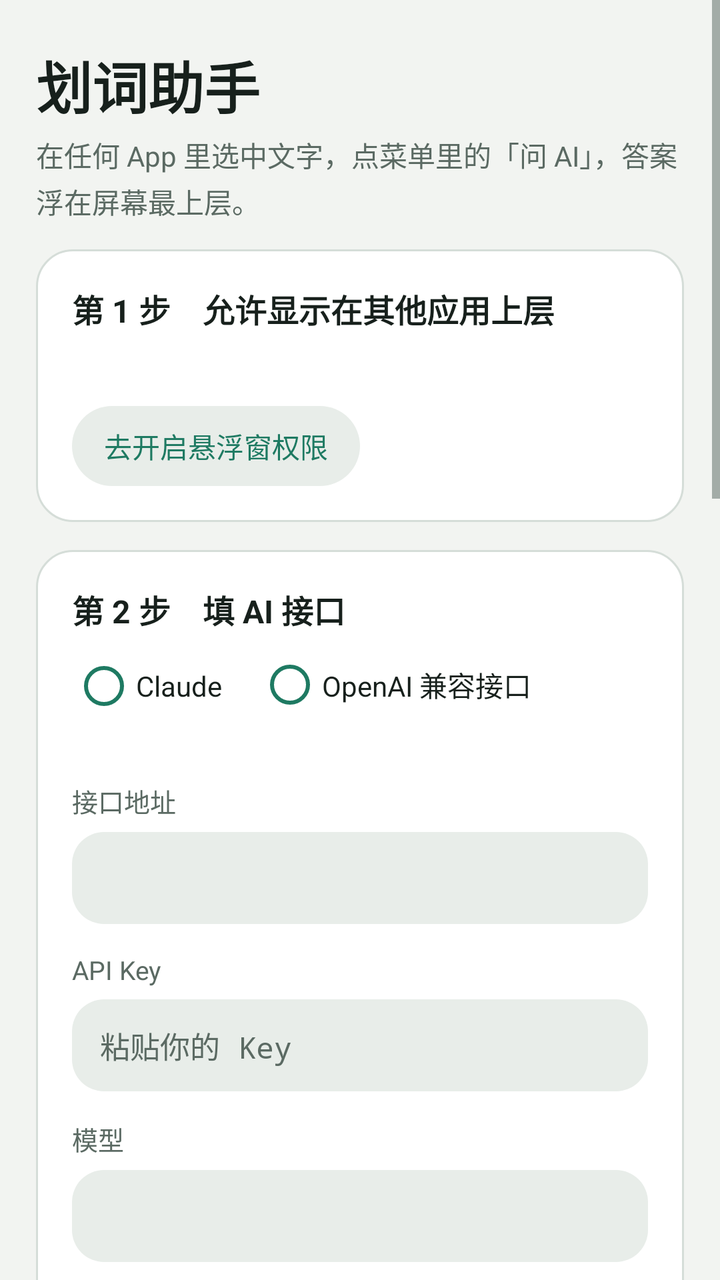
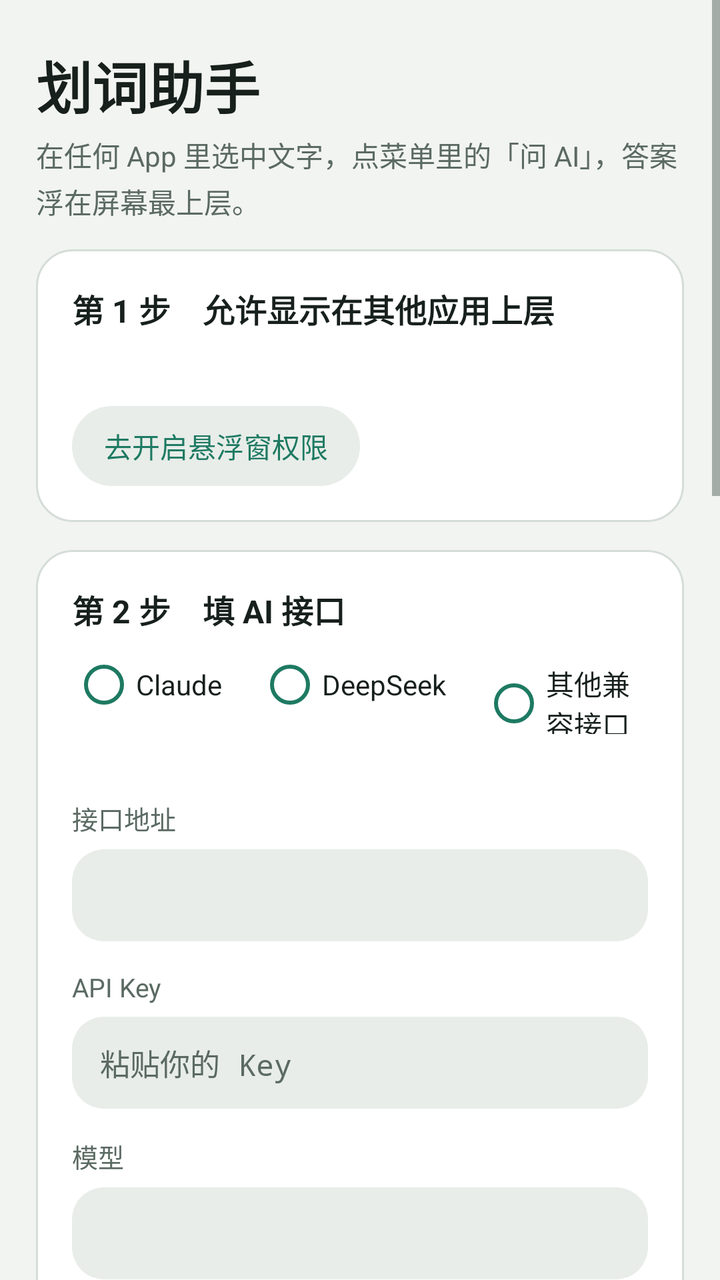

Two renders of the same Android screen: before a commit and after it. Below are the layout's source before the change and the commit's diff.
<!-- AndroidManifest.xml: application theme AppTheme -->
<!-- res/layout/activity_main.xml -->
<?xml version="1.0" encoding="utf-8"?>
<ScrollView xmlns:android="http://schemas.android.com/apk/res/android"
    android:layout_width="match_parent"
    android:layout_height="match_parent"
    android:background="@color/bg"
    android:fillViewport="true">

    <LinearLayout
        android:layout_width="match_parent"
        android:layout_height="wrap_content"
        android:orientation="vertical"
        android:paddingStart="18dp"
        android:paddingTop="22dp"
        android:paddingEnd="18dp"
        android:paddingBottom="32dp">

        <TextView
            android:layout_width="wrap_content"
            android:layout_height="wrap_content"
            android:text="@string/app_name"
            android:textColor="@color/ink"
            android:textSize="28sp"
            android:textStyle="bold" />

        <TextView
            android:layout_width="match_parent"
            android:layout_height="wrap_content"
            android:layout_marginTop="4dp"
            android:lineSpacingExtra="3dp"
            android:text="在任何 App 里选中文字，点菜单里的「问 AI」，答案浮在屏幕最上层。"
            android:textColor="@color/ink_soft"
            android:textSize="14sp" />

        
        <LinearLayout style="@style/Card">

            <TextView
                style="@style/CardTitle"
                android:text="第 1 步　允许显示在其他应用上层" />

            <TextView
                android:id="@+id/permStatus"
                android:layout_width="match_parent"
                android:layout_height="wrap_content"
                android:layout_marginTop="6dp"
                android:lineSpacingExtra="3dp"
                android:textColor="@color/ink_soft"
                android:textSize="14sp" />

            <TextView
                android:id="@+id/btnPerm"
                style="@style/BtnSoft"
                android:layout_marginTop="12dp"
                android:text="去开启悬浮窗权限" />
        </LinearLayout>

        
        <LinearLayout style="@style/Card">

            <TextView
                style="@style/CardTitle"
                android:text="第 2 步　填 AI 接口" />

            <RadioGroup
                android:id="@+id/provider"
                android:layout_width="match_parent"
                android:layout_height="wrap_content"
                android:layout_marginTop="10dp"
                android:orientation="horizontal">

                <RadioButton
                    android:id="@+id/pAnthropic"
                    android:layout_width="wrap_content"
                    android:layout_height="wrap_content"
                    android:layout_marginEnd="18dp"
                    android:buttonTint="@color/accent"
                    android:text="Claude"
                    android:textColor="@color/ink" />

                <RadioButton
                    android:id="@+id/pOpenai"
                    android:layout_width="wrap_content"
                    android:layout_height="wrap_content"
                    android:buttonTint="@color/accent"
                    android:text="OpenAI 兼容接口"
                    android:textColor="@color/ink" />
            </RadioGroup>

            <TextView
                android:id="@+id/providerHint"
                android:layout_width="match_parent"
                android:layout_height="wrap_content"
                android:layout_marginTop="2dp"
                android:lineSpacingExtra="2dp"
                android:textColor="@color/ink_soft"
                android:textSize="12sp" />

            <TextView
                style="@style/FieldLabel"
                android:text="接口地址" />

            <EditText
                android:id="@+id/baseUrl"
                style="@style/Field"
                android:inputType="textUri" />

            <TextView
                style="@style/FieldLabel"
                android:text="API Key" />

            <EditText
                android:id="@+id/apiKey"
                style="@style/Field"
                android:hint="粘贴你的 Key"
                android:inputType="textPassword" />

            <TextView
                style="@style/FieldLabel"
                android:text="模型" />

            <EditText
                android:id="@+id/model"
                style="@style/Field"
                android:inputType="text" />

            <LinearLayout
                android:layout_width="match_parent"
                android:layout_height="wrap_content"
                android:layout_marginTop="14dp"
                android:gravity="center_vertical"
                android:orientation="horizontal">

                <TextView
                    android:id="@+id/btnTest"
                    style="@style/BtnSoft"
                    android:text="测试连接" />

                <TextView
                    android:id="@+id/testResult"
                    android:layout_width="0dp"
                    android:layout_height="wrap_content"
                    android:layout_marginStart="12dp"
                    android:layout_weight="1"
                    android:textColor="@color/ink_soft"
                    android:textSize="13sp" />
            </LinearLayout>
        </LinearLayout>

        
        <LinearLayout style="@style/Card">

            <TextView
                style="@style/CardTitle"
                android:text="第 3 步　预设问题（可改）" />

            <TextView
                android:layout_width="match_parent"
                android:layout_height="wrap_content"
                android:layout_marginTop="6dp"
                android:lineSpacingExtra="3dp"
                android:text="每行一个，格式：按钮名 | 要 AI 做什么。选中的文字会自动附在后面；也可以用 {text} 指定放的位置。"
                android:textColor="@color/ink_soft"
                android:textSize="13sp" />

            <EditText
                android:id="@+id/presets"
                style="@style/Field"
                android:layout_marginTop="10dp"
                android:gravity="top|start"
                android:inputType="textMultiLine"
                android:lineSpacingExtra="4dp"
                android:minLines="6"
                android:singleLine="false"
                android:textSize="14sp" />

            <CheckBox
                android:id="@+id/autoRun"
                android:layout_width="wrap_content"
                android:layout_height="wrap_content"
                android:layout_marginTop="10dp"
                android:buttonTint="@color/accent"
                android:text="选中文字后自动执行第一个预设"
                android:textColor="@color/ink"
                android:textSize="14sp" />

            <TextView
                android:id="@+id/btnResetPresets"
                style="@style/BtnSoft"
                android:layout_marginTop="8dp"
                android:text="恢复默认预设" />
        </LinearLayout>

        <TextView
            android:id="@+id/btnStart"
            style="@style/BtnAccent"
            android:layout_marginTop="20dp"
            android:text="保存并开启悬浮球" />

        <TextView
            android:id="@+id/btnStop"
            style="@style/BtnSoft"
            android:layout_width="match_parent"
            android:layout_marginTop="10dp"
            android:text="关闭悬浮球" />

        
        <LinearLayout style="@style/Card">

            <TextView
                style="@style/CardTitle"
                android:text="怎么用" />

            <TextView
                android:layout_width="match_parent"
                android:layout_height="wrap_content"
                android:layout_marginTop="8dp"
                android:lineSpacingExtra="5dp"
                android:text="• 在浏览器、阅读器、聊天软件里长按选中文字，在弹出的菜单里点「问 AI」（有的机型要先点「⋮ 更多」）。\n• 浮窗出现在屏幕最上层：点预设一键提问，或在底部输入框追问。\n• 按住浮窗顶部可以拖动；点「收起」变回悬浮球，点悬浮球再展开。\n• 微信等不显示「问 AI」的 App：选中后点「分享」→ 划词助手，或先复制，再点浮窗里的「粘贴」。\n• 国产系统（小米、华为、OPPO、vivo）请在设置里允许本 App 后台运行和自启动，否则悬浮球可能被系统清掉。"
                android:textColor="@color/ink_soft"
                android:textSize="14sp" />
        </LinearLayout>
    </LinearLayout>
</ScrollView>
<!-- resources referenced by this layout -->
<resources>
  <color name="accent">#1E7A62</color>
  <color name="bg">#F2F4F1</color>
  <color name="ink">#17201C</color>
  <color name="ink_soft">#5B6A63</color>
  <string name="app_name">划词助手</string>
  <style name="BtnAccent">
          <item name="android:layout_width">match_parent</item>
          <item name="android:layout_height">50dp</item>
          <item name="android:background">@drawable/bg_btn_accent</item>
          <item name="android:gravity">center</item>
          <item name="android:textColor">@color/accent_ink</item>
          <item name="android:textSize">16sp</item>
          <item name="android:textStyle">bold</item>
      </style>
  <style name="BtnSoft">
          <item name="android:layout_width">wrap_content</item>
          <item name="android:layout_height">40dp</item>
          <item name="android:background">@drawable/bg_chip</item>
          <item name="android:gravity">center</item>
          <item name="android:paddingStart">16dp</item>
          <item name="android:paddingEnd">16dp</item>
          <item name="android:textColor">@color/accent</item>
          <item name="android:textSize">14sp</item>
      </style>
  <style name="Card">
          <item name="android:layout_width">match_parent</item>
          <item name="android:layout_height">wrap_content</item>
          <item name="android:layout_marginTop">14dp</item>
          <item name="android:background">@drawable/bg_card</item>
          <item name="android:orientation">vertical</item>
          <item name="android:padding">18dp</item>
      </style>
  <style name="CardTitle">
          <item name="android:layout_width">match_parent</item>
          <item name="android:layout_height">wrap_content</item>
          <item name="android:textColor">@color/ink</item>
          <item name="android:textSize">16sp</item>
          <item name="android:textStyle">bold</item>
      </style>
  <style name="FieldLabel">
          <item name="android:layout_width">wrap_content</item>
          <item name="android:layout_height">wrap_content</item>
          <item name="android:layout_marginTop">14dp</item>
          <item name="android:layout_marginBottom">6dp</item>
          <item name="android:textColor">@color/ink_soft</item>
          <item name="android:textSize">13sp</item>
      </style>
  <!-- drawable bg_btn_accent (drawable) -->
  <?xml version="1.0" encoding="utf-8"?>
  <ripple xmlns:android="http://schemas.android.com/apk/res/android" android:color="@color/accent_soft">
      <item>
          <shape android:shape="rectangle">
              <corners android:radius="16dp" />
              <solid android:color="@color/accent" />
          </shape>
      </item>
  </ripple>
  <color name="accent_ink">#FFFFFF</color>
  <!-- drawable bg_chip (drawable) -->
  <?xml version="1.0" encoding="utf-8"?>
  <ripple xmlns:android="http://schemas.android.com/apk/res/android" android:color="@color/accent_soft">
      <item>
          <shape android:shape="rectangle">
              <corners android:radius="999dp" />
              <solid android:color="@color/surface2" />
          </shape>
      </item>
  </ripple>
  <!-- drawable bg_card (drawable) -->
  <?xml version="1.0" encoding="utf-8"?>
  <shape xmlns:android="http://schemas.android.com/apk/res/android" android:shape="rectangle">
      <corners android:radius="18dp" />
      <solid android:color="@color/surface" />
      <stroke android:width="1dp" android:color="@color/line" />
  </shape>
  <!-- drawable bg_input (drawable) -->
  <?xml version="1.0" encoding="utf-8"?>
  <shape xmlns:android="http://schemas.android.com/apk/res/android" android:shape="rectangle">
      <corners android:radius="16dp" />
      <solid android:color="@color/surface2" />
  </shape>
  <color name="accent_soft">#331E7A62</color>
  <color name="surface2">#E8EDE9</color>
  <color name="surface">#FFFFFF</color>
  <color name="line">#D5DDD8</color>
  <!-- unchanged entries left out for length: 2 -->
</resources>

<!-- the commit's change to res/layout/activity_main.xml (unified diff, before → after) -->
@@ -78,11 +78,20 @@
                     android:textColor="@color/ink" />
 
                 <RadioButton
+                    android:id="@+id/pDeepseek"
+                    android:layout_width="wrap_content"
+                    android:layout_height="wrap_content"
+                    android:layout_marginEnd="18dp"
+                    android:buttonTint="@color/accent"
+                    android:text="DeepSeek"
+                    android:textColor="@color/ink" />
+
+                <RadioButton
                     android:id="@+id/pOpenai"
                     android:layout_width="wrap_content"
                     android:layout_height="wrap_content"
                     android:buttonTint="@color/accent"
-                    android:text="OpenAI 兼容接口"
+                    android:text="其他兼容接口"
                     android:textColor="@color/ink" />
             </RadioGroup>
 
@@ -122,6 +131,43 @@
                 android:id="@+id/model"
                 style="@style/Field"
                 android:inputType="text" />
+
+            
+            <LinearLayout
+                android:id="@+id/deepseekBox"
+                android:layout_width="match_parent"
+                android:layout_height="wrap_content"
+                android:orientation="vertical"
+                android:visibility="gone">
+
+                <LinearLayout
+                    android:layout_width="match_parent"
+                    android:layout_height="wrap_content"
+                    android:layout_marginTop="10dp"
+                    android:orientation="horizontal">
+
+                    <TextView
+                        android:id="@+id/pickFlash"
+                        style="@style/BtnSoft"
+                        android:layout_marginEnd="8dp"
+                        android:text="flash · 快又省" />
+
+                    <TextView
+                        android:id="@+id/pickPro"
+                        style="@style/BtnSoft"
+                        android:text="v4-pro · 更强" />
+                </LinearLayout>
+
+                <CheckBox
+                    android:id="@+id/deepThink"
+                    android:layout_width="wrap_content"
+                    android:layout_height="wrap_content"
+                    android:layout_marginTop="8dp"
+                    android:buttonTint="@color/accent"
+                    android:text="深度思考（更准，但要多等一会儿）"
+                    android:textColor="@color/ink"
+                    android:textSize="14sp" />
+            </LinearLayout>
 
             <LinearLayout
                 android:layout_width="match_parent"
